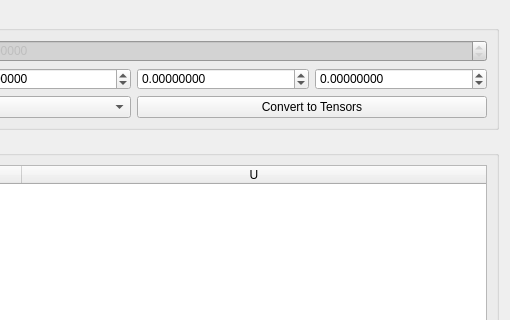
Old version of the form hexrd/ui/resources/ui/material_site_editor.ui in the repository HEXRD/hexrdgui; both pictures show x 242 to 752 and y 0 to 320 of the 752 by 502 pixel window.
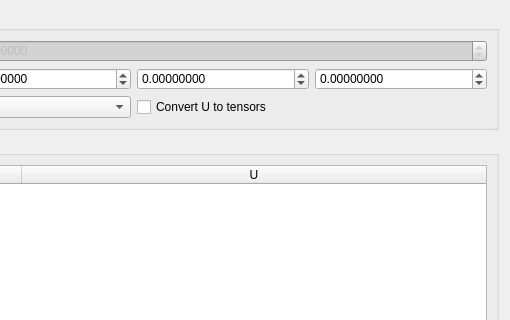
New version of the form. Custom widgets are drawn as their Qt base class.

Commit message:
Use checkbox to convert between scalars/tensors
This is a little more intuitive for the user to use, when converting
all of the thermal factors from scalars to tensors, or back.

Toggling the checkbox to checked will convert all thermal factors
to tensors. Toggling the checkbox to unchecked will convert all
thermal factors to scalars. The user is, however, still allowed to
change individual thermal factors to tensors and back.

```diff
--- a/hexrd/ui/resources/ui/material_site_editor.ui
+++ b/hexrd/ui/resources/ui/material_site_editor.ui
@@ -199,9 +199,12 @@
        </widget>
       </item>
       <item row="2" column="2" colspan="2">
-       <widget class="QPushButton" name="convert_u_to_tensors">
+       <widget class="QCheckBox" name="convert_u_to_tensors">
+        <property name="toolTip">
+         <string>When toggled, this will convert all thermal factor values to tensors if checked, or scalars if unchecked.</string>
+        </property>
         <property name="text">
-         <string>Convert to Tensors</string>
+         <string>Convert U to tensors</string>
         </property>
        </widget>
       </item>
```
Left out of the diff: 94 changed lines with no effect on the pictures. The commit also changes 1 other file.
